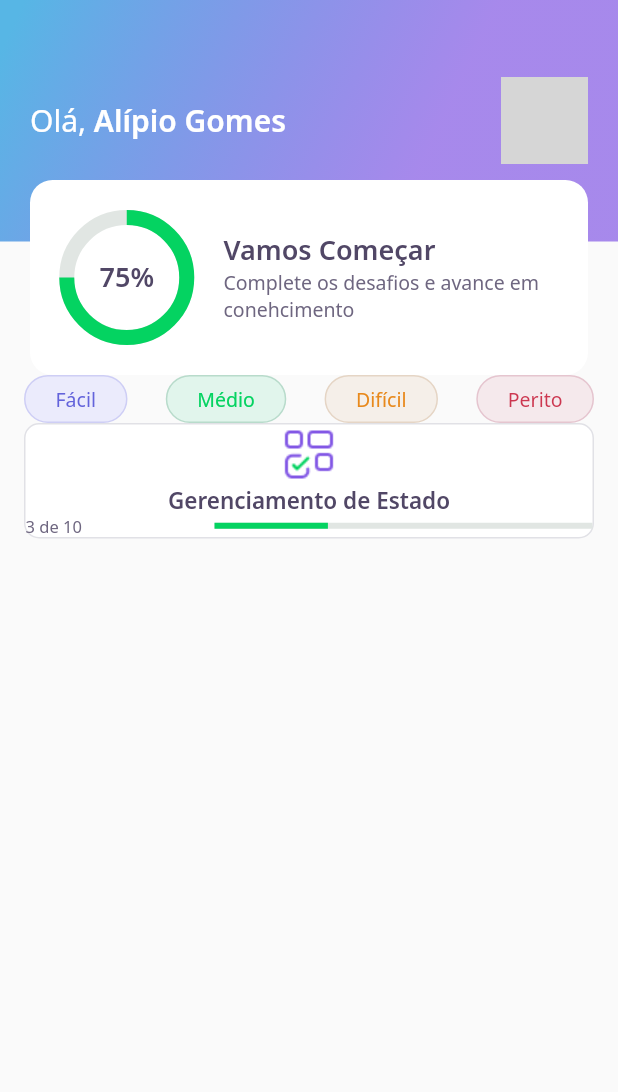
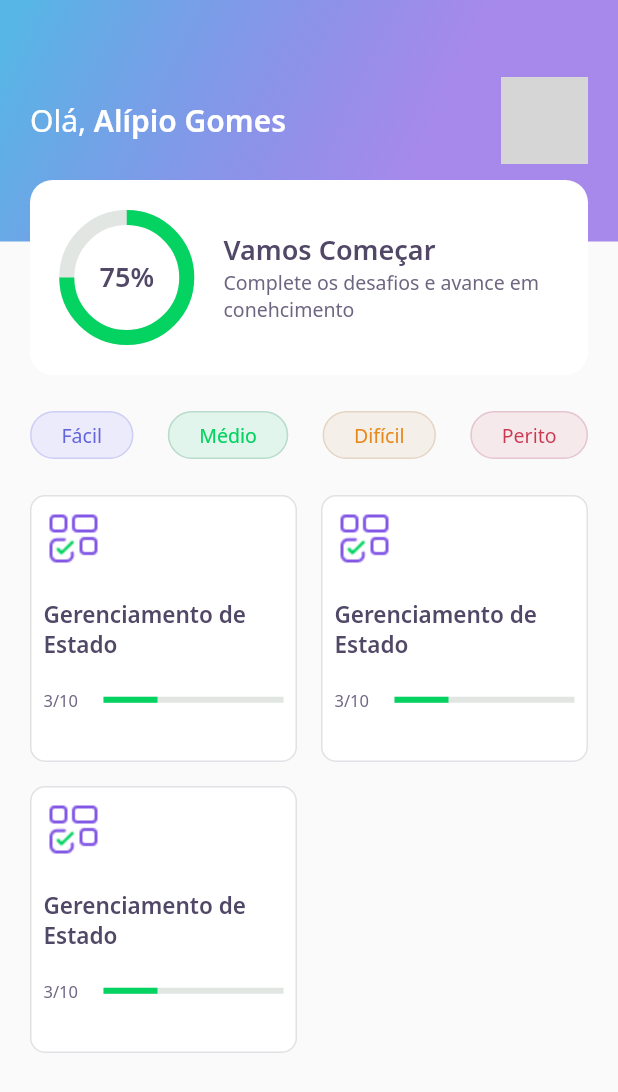
Before and after one commit to AlipioGSF/DevQuizz, a Flutter app: the HomePage screen opened directly, on a phone screen of 412 x 824 dp. Shown: the top 1092 px of the screen. Run offline on Flutter 3.47's test engine with Material 2 defaults, Android fonts, the light colour scheme and no system bars; our stand-ins replace google_fonts; network calls fail; grey boxes are pictures that could not be loaded.

Commit message:
Tela home concluída

```diff
--- a/lib/core/app_widget.dart
+++ b/lib/core/app_widget.dart
@@ -1,3 +1,4 @@
+import 'package:devquizz/challenge/challenge_page.dart';
 import 'package:devquizz/home/home_page.dart';
 import 'package:flutter/material.dart';
 
@@ -6,7 +7,7 @@ class AppWidget extends StatelessWidget {
   Widget build(BuildContext context) {
     return MaterialApp(
       title: "DevQuiz",
-      home: HomePage(),
+      home: ChallengePage(),
     );
   }
 }
--- a/lib/home/home_page.dart
+++ b/lib/home/home_page.dart
@@ -16,19 +16,30 @@ class _HomePageState extends State<HomePage> {
     return Scaffold(
         appBar: AppBarWidget(),
         body: Padding(
-            padding: const EdgeInsets.symmetric(horizontal: 16),
+          padding: const EdgeInsets.symmetric(horizontal: 20),
           child: Column(
             children: [
-                Row(
-                    mainAxisAlignment: MainAxisAlignment.spaceBetween,
-                    children: [
+              SizedBox(height: 24),
+              Row(mainAxisAlignment: MainAxisAlignment.spaceBetween, children: [
                 LevelButtonWidget(label: "Fácil"),
                 LevelButtonWidget(label: "Médio"),
                 LevelButtonWidget(label: "Difícil"),
                 LevelButtonWidget(label: "Perito")
               ]),
+              SizedBox(height: 24),
+              Expanded(
+                  child: GridView.count(
+                crossAxisSpacing: 16,
+                mainAxisSpacing: 16,
+                crossAxisCount: 2,
+                children: [
                   QuizzCardWidget(),
+                  QuizzCardWidget(),
+                  QuizzCardWidget()
                 ],
-            )));
+              ))
+            ],
+          ),
+        ));
   }
 }
--- a/lib/home/widgets/quizz_card/quizz_card_widget.dart
+++ b/lib/home/widgets/quizz_card/quizz_card_widget.dart
@@ -13,26 +13,34 @@ class QuizzCardWidget extends StatelessWidget {
           border: Border.fromBorderSide(BorderSide(color: AppColors.border)),
           color: Colors.white,
           borderRadius: BorderRadius.circular(10)),
-      child: Column(children: [
+      child: Padding(
+        padding: const EdgeInsets.all(8.0),
+        child: Column(crossAxisAlignment: CrossAxisAlignment.start, children: [
           Container(
             height: 40,
             width: 40,
             child: Image.asset(AppImages.blocks),
           ),
+          SizedBox(
+            height: 20,
+          ),
           Text(
             "Gerenciamento de Estado",
             style: AppTextStyles.heading15,
+          ),
+          SizedBox(
+            height: 20,
           ),
           Row(
             children: [
               Expanded(
                   flex: 1,
                   child: Text(
-                  "3 de 10",
+                    "3/10",
                     style: AppTextStyles.body11,
                   )),
               Expanded(
-                flex: 2,
+                  flex: 3,
                   child: LinearProgressIndicator(
                     value: 0.3,
                     backgroundColor: AppColors.chartSecondary,
@@ -42,6 +50,7 @@ class QuizzCardWidget extends StatelessWidget {
             ],
           )
         ]),
+      ),
     );
   }
 }
```
Also changed, not shown: lib/challenge/challenge_page.dart (added, +15 -0 lines), lib/challenge/widgets/question_indicator/question_indicator_widget.dart (added, +12 -0 lines). Lines whose indentation alone changed are shown as unchanged.
